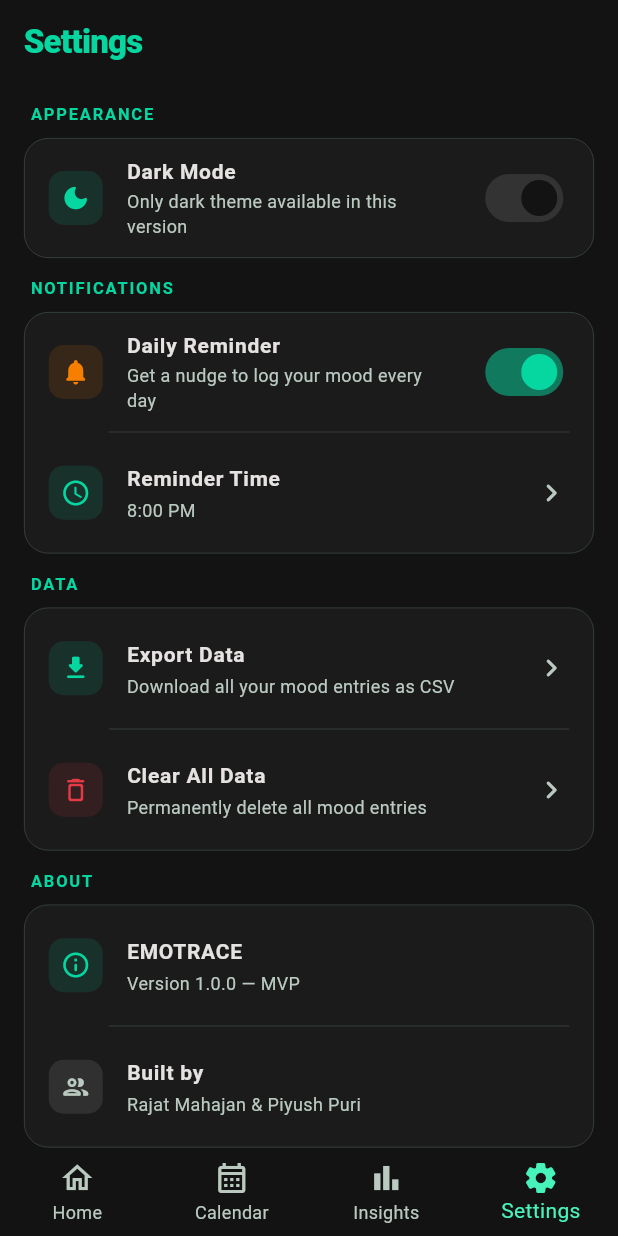
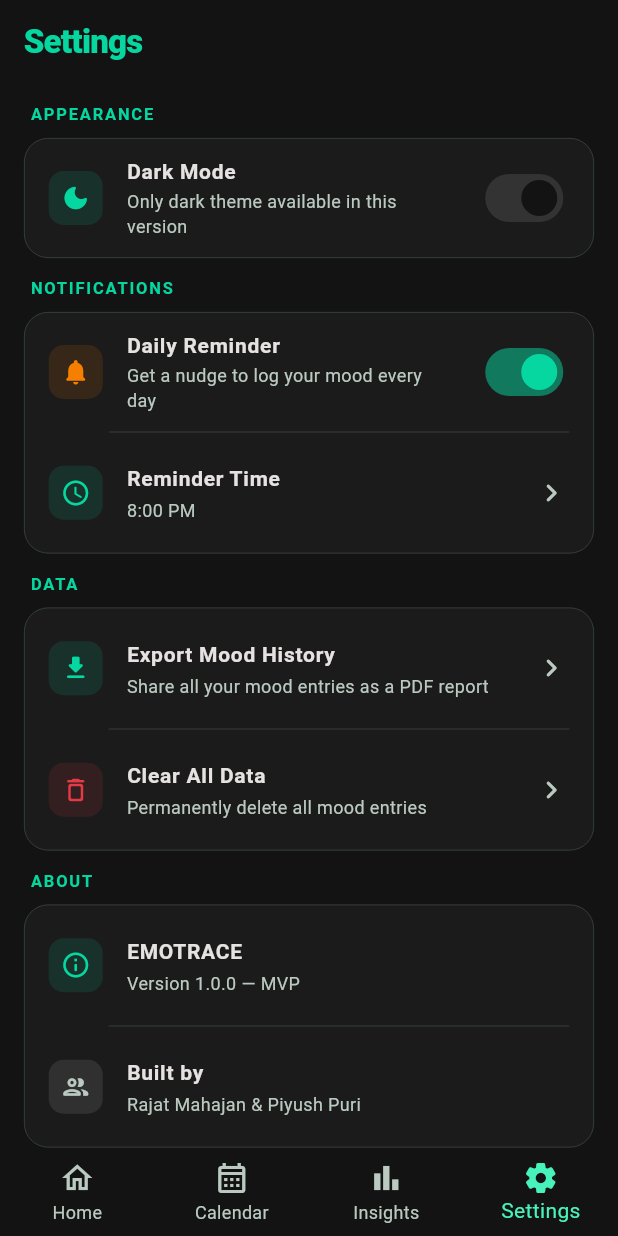
Before and after one commit to thehouseofcodeinjava/Emotrace, a Flutter app: the screen it shows after launch, item 4 of the bottom bar chosen, on a phone screen of 412 x 824 dp. Run offline on Flutter 3.47's test engine with Material 3 defaults, Android fonts, the phone set to English and light mode, and no system bars; our stand-ins replace fl_chart, flutter_local_notifications, flutter_timezone, pdf, printing, sqflite and 1 more; accounts and stored records are empty.

Commit message:
feat: wire PDF export in SettingsScreen -- Export Mood History tile
Converted to StatefulWidget; _isExporting guards against double-tap.
Reads MoodProvider.entries + streaks, calls PdfService.buildHistoryPdf,
shares via Printing.sharePdf OS share sheet.

Co-Authored-By: Claude Sonnet 4.6 <noreply@anthropic.com>

```diff
--- a/lib/screens/settings_screen.dart
+++ b/lib/screens/settings_screen.dart
@@ -1,16 +1,51 @@
-// Screen: SettingsScreen | Author: Piyush Puri | Date: 12 Apr 2026
+// Screen: SettingsScreen | Author: Piyush Puri | Date: 13 Apr 2026
 // Full UI implementation — Appearance, Notifications, Data, About sections
 // Replaces Rajat Mahajan's shell (11 Apr 2026)
 
 import 'package:flutter/material.dart';
+import 'package:printing/printing.dart';
 import 'package:provider/provider.dart';
 
+import '../config/constants.dart';
+import '../config/theme.dart';
+import '../providers/mood_provider.dart';
 import '../providers/settings_provider.dart';
-import '../config/theme.dart';
-import '../config/constants.dart';
+import '../services/pdf_service.dart';
 
-class SettingsScreen extends StatelessWidget {
+class SettingsScreen extends StatefulWidget {
   const SettingsScreen({super.key});
+
+  @override
+  State<SettingsScreen> createState() => _SettingsScreenState();
+}
+
+class _SettingsScreenState extends State<SettingsScreen> {
+  bool _isExporting = false;
+
+  Future<void> _exportHistoryPdf(BuildContext context) async {
+    if (_isExporting) return;
+    setState(() => _isExporting = true);
+    try {
+      final provider = context.read<MoodProvider>();
+      final bytes = await PdfService.buildHistoryPdf(
+        provider.entries,
+        provider.currentStreak,
+        provider.longestStreak,
+      );
+      await Printing.sharePdf(bytes: bytes, filename: 'emotrace_history.pdf');
+    } catch (e) {
+      if (context.mounted) {
+        ScaffoldMessenger.of(context).showSnackBar(
+          SnackBar(
+            content: Text('Export failed: $e'),
+            backgroundColor: AppTheme.red,
+          ),
+        );
+      }
+    } finally {
+      if (mounted) setState(() => _isExporting = false);
+    }
+  }
 
   @override
   Widget build(BuildContext context) {
@@ -70,13 +105,24 @@ class SettingsScreen extends StatelessWidget {
                   _SettingsTile(
                     icon: Icons.download_rounded,
                     iconColor: AppTheme.teal,
-                    title: 'Export Data',
-                    subtitle: 'Download all your mood entries as CSV',
-                    trailing: const Icon(
-                      Icons.chevron_right_rounded,
-                      color: AppTheme.textSecondary,
-                    ),
-                    onTap: () => _showComingSoon(context, 'Export Data'),
+                    title: 'Export Mood History',
+                    subtitle: 'Share all your mood entries as a PDF report',
+                    trailing: _isExporting
+                        ? const SizedBox(
+                            width: 20,
+                            height: 20,
+                            child: CircularProgressIndicator(
+                              strokeWidth: 2,
+                              color: AppTheme.teal,
+                            ),
+                          )
+                        : const Icon(
+                            Icons.chevron_right_rounded,
+                            color: AppTheme.textSecondary,
+                          ),
+                    onTap: _isExporting
+                        ? null
+                        : () => _exportHistoryPdf(context),
                   ),
                   const _Divider(),
                   _SettingsTile(
@@ -202,14 +248,6 @@ class SettingsScreen extends StatelessWidget {
     }
   }
 
-  void _showComingSoon(BuildContext context, String feature) {
-    ScaffoldMessenger.of(context).showSnackBar(
-      SnackBar(
-        content: Text('$feature — coming in Week 5'),
-        backgroundColor: AppTheme.cardHigh,
-      ),
-    );
-  }
 }
 
 // ─── Section card wrapper ────────────────────────────────────────────────────
```
